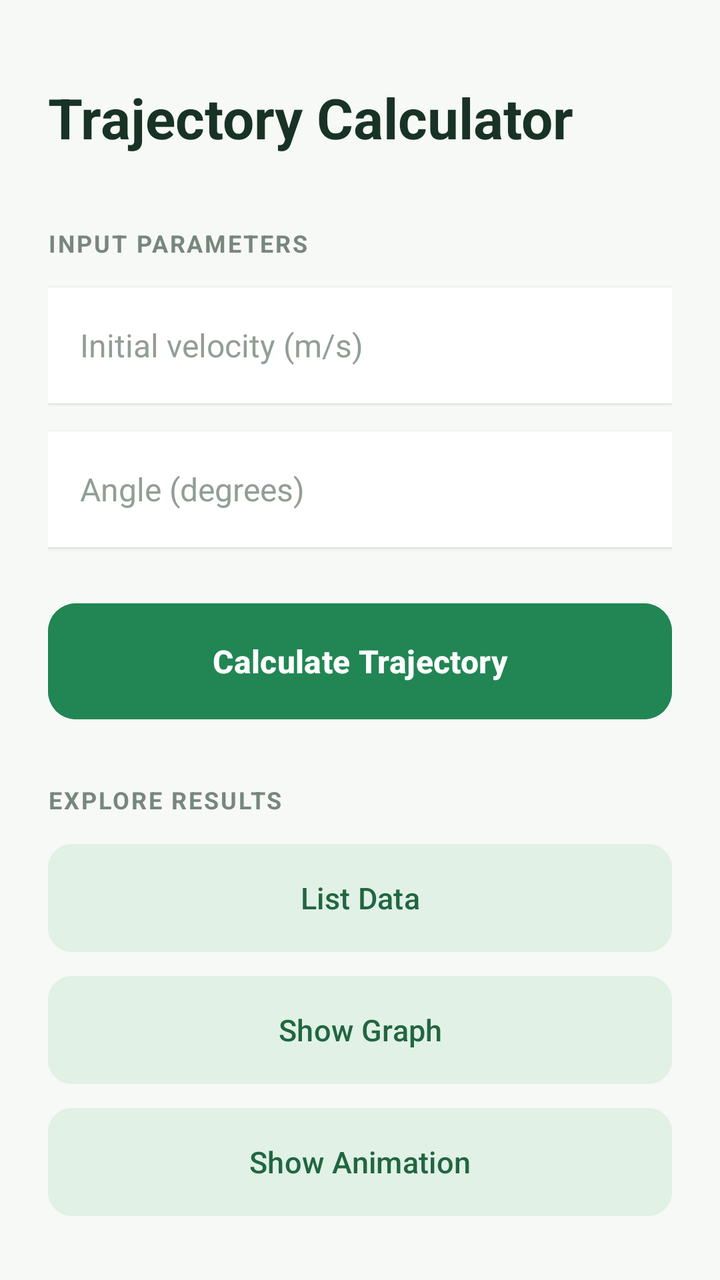
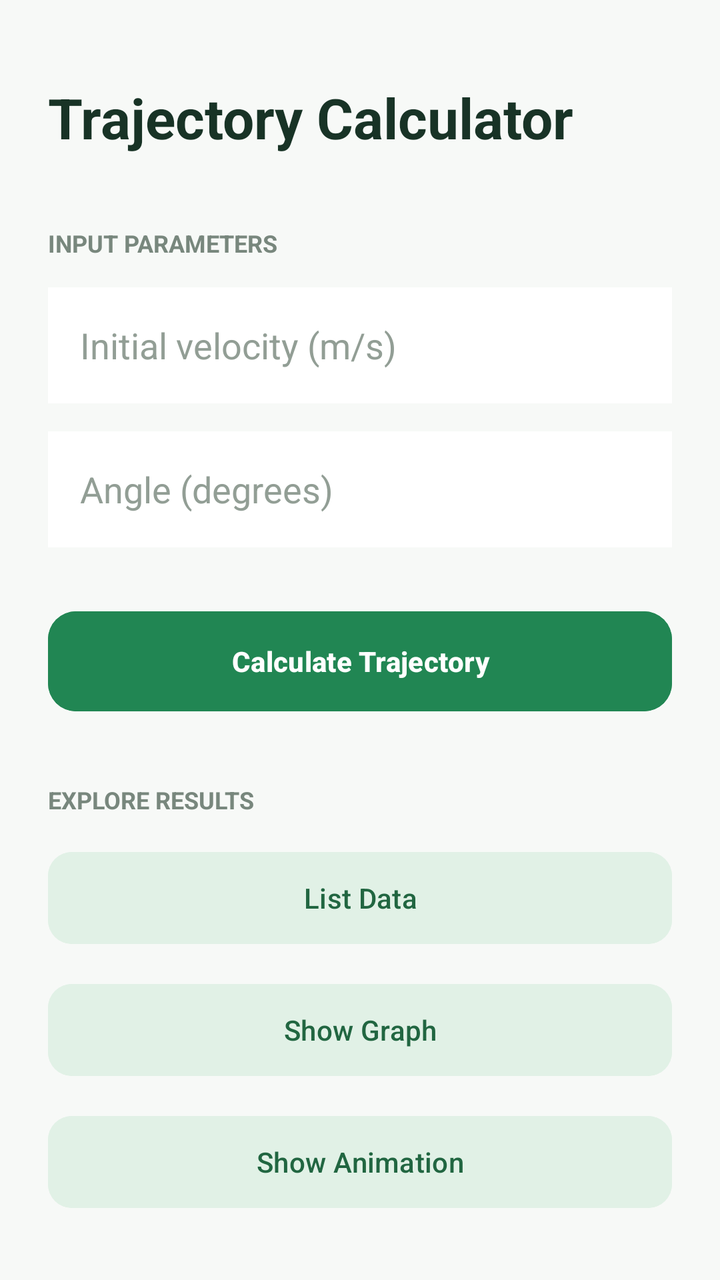

Two renders of the same Android screen: before a commit and after it. Below are the layout's source before the change and the commit's diff.
<!-- AndroidManifest.xml: application theme Theme.MTMP_Zadanie_1 -->
<!-- res/layout/activity_calculate_trajectory.xml -->
<?xml version="1.0" encoding="utf-8"?>
<ScrollView xmlns:android="http://schemas.android.com/apk/res/android"
    xmlns:app="http://schemas.android.com/apk/res-auto"
    xmlns:tools="http://schemas.android.com/tools"
    android:layout_width="match_parent"
    android:layout_height="match_parent"
    android:background="#F7F9F7"
    android:fillViewport="true"
    android:paddingStart="24dp"
    android:paddingEnd="24dp"
    tools:context=".CalculateTrajectory">

    <androidx.constraintlayout.widget.ConstraintLayout
        android:id="@+id/main"
        android:layout_width="match_parent"
        android:layout_height="wrap_content"
        android:paddingTop="40dp"
        android:paddingBottom="32dp">

        
        <TextView
            android:id="@+id/titleTrajectory"
            android:layout_width="0dp"
            android:layout_height="wrap_content"
            android:text="Trajectory Calculator"
            android:textColor="#183326"
            android:textSize="28sp"
            android:textStyle="bold"
            android:fontFamily="sans"
            app:layout_constraintStart_toStartOf="parent"
            app:layout_constraintEnd_toEndOf="parent"
            app:layout_constraintTop_toTopOf="parent" />

        
        <TextView
            android:id="@+id/inputSectionTitle"
            android:layout_width="wrap_content"
            android:layout_height="wrap_content"
            android:layout_marginTop="36dp"
            android:text="INPUT PARAMETERS"
            android:textColor="#78877D"
            android:textSize="12sp"
            android:textStyle="bold"
            android:letterSpacing="0.08"
            app:layout_constraintStart_toStartOf="parent"
            app:layout_constraintTop_toBottomOf="@id/titleTrajectory" />

        <EditText
            android:id="@+id/editTextInitialVelocity"
            android:layout_width="0dp"
            android:layout_height="58dp"
            android:layout_marginTop="14dp"
            android:background="#FFFFFF"
            android:paddingStart="16dp"
            android:paddingEnd="16dp"
            android:hint="Initial velocity (m/s)"
            android:inputType="numberDecimal|numberSigned"
            android:singleLine="true"
            android:textColor="#183326"
            android:textColorHint="#929E95"
            android:textSize="16sp"
            android:elevation="1dp"
            app:layout_constraintStart_toStartOf="parent"
            app:layout_constraintEnd_toEndOf="parent"
            app:layout_constraintTop_toBottomOf="@id/inputSectionTitle" />

        <EditText
            android:id="@+id/editTextAngle"
            android:layout_width="0dp"
            android:layout_height="58dp"
            android:layout_marginTop="14dp"
            android:background="#FFFFFF"
            android:paddingStart="16dp"
            android:paddingEnd="16dp"
            android:hint="Angle (degrees)"
            android:inputType="numberDecimal|numberSigned"
            android:singleLine="true"
            android:textColor="#183326"
            android:textColorHint="#929E95"
            android:textSize="16sp"
            android:elevation="1dp"
            app:layout_constraintStart_toStartOf="parent"
            app:layout_constraintEnd_toEndOf="parent"
            app:layout_constraintTop_toBottomOf="@id/editTextInitialVelocity" />

        
        <Button
            android:id="@+id/buttonCalculate"
            android:layout_width="0dp"
            android:layout_height="58dp"
            android:layout_marginTop="28dp"
            android:text="Calculate Trajectory"
            android:textAllCaps="false"
            android:textSize="16sp"
            android:textStyle="bold"
            android:textColor="#FFFFFF"
            android:backgroundTint="#218653"
            android:minHeight="0dp"
            android:insetTop="0dp"
            android:insetBottom="0dp"
            app:cornerRadius="14dp"
            app:layout_constraintStart_toStartOf="parent"
            app:layout_constraintEnd_toEndOf="parent"
            app:layout_constraintTop_toBottomOf="@id/editTextAngle" />

        
        <TextView
            android:id="@+id/resultsSectionTitle"
            android:layout_width="wrap_content"
            android:layout_height="wrap_content"
            android:layout_marginTop="32dp"
            android:text="EXPLORE RESULTS"
            android:textColor="#78877D"
            android:textSize="12sp"
            android:textStyle="bold"
            android:letterSpacing="0.08"
            app:layout_constraintStart_toStartOf="parent"
            app:layout_constraintTop_toBottomOf="@id/buttonCalculate" />

        <Button
            android:id="@+id/buttonList"
            android:layout_width="0dp"
            android:layout_height="54dp"
            android:layout_marginTop="14dp"
            android:text="List Data"
            android:textAllCaps="false"
            android:textSize="15sp"
            android:textColor="#216641"
            android:backgroundTint="#E1F1E6"
            android:minHeight="0dp"
            android:insetTop="0dp"
            android:insetBottom="0dp"
            app:cornerRadius="12dp"
            app:layout_constraintStart_toStartOf="parent"
            app:layout_constraintEnd_toEndOf="parent"
            app:layout_constraintTop_toBottomOf="@id/resultsSectionTitle" />

        <Button
            android:id="@+id/buttonGraph"
            android:layout_width="0dp"
            android:layout_height="54dp"
            android:layout_marginTop="12dp"
            android:text="Show Graph"
            android:textAllCaps="false"
            android:textSize="15sp"
            android:textColor="#216641"
            android:backgroundTint="#E1F1E6"
            android:minHeight="0dp"
            android:insetTop="0dp"
            android:insetBottom="0dp"
            app:cornerRadius="12dp"
            app:layout_constraintStart_toStartOf="parent"
            app:layout_constraintEnd_toEndOf="parent"
            app:layout_constraintTop_toBottomOf="@id/buttonList" />

        <Button
            android:id="@+id/buttonAnimation"
            android:layout_width="0dp"
            android:layout_height="54dp"
            android:layout_marginTop="12dp"
            android:text="Show Animation"
            android:textAllCaps="false"
            android:textSize="15sp"
            android:textColor="#216641"
            android:backgroundTint="#E1F1E6"
            android:minHeight="0dp"
            android:insetTop="0dp"
            android:insetBottom="0dp"
            app:cornerRadius="12dp"
            app:layout_constraintStart_toStartOf="parent"
            app:layout_constraintEnd_toEndOf="parent"
            app:layout_constraintTop_toBottomOf="@id/buttonGraph" />

    </androidx.constraintlayout.widget.ConstraintLayout>

</ScrollView>
<!-- resources referenced by this layout -->
<resources>
  <style name="Theme.MTMP_Zadanie_1" parent="Base.Theme.MTMP_Zadanie_1" />
  <style name="Base.Theme.MTMP_Zadanie_1" parent="Theme.Material3.DayNight.NoActionBar">
          
          
      </style>
</resources>

<!-- the commit's change to res/layout/activity_calculate_trajectory.xml (unified diff, before → after) -->
@@ -1,23 +1,19 @@
 <?xml version="1.0" encoding="utf-8"?>
 <ScrollView xmlns:android="http://schemas.android.com/apk/res/android"
     xmlns:app="http://schemas.android.com/apk/res-auto"
-    xmlns:tools="http://schemas.android.com/tools"
     android:layout_width="match_parent"
     android:layout_height="match_parent"
     android:background="#F7F9F7"
     android:fillViewport="true"
-    android:paddingStart="24dp"
-    android:paddingEnd="24dp"
-    tools:context=".CalculateTrajectory">
+    android:padding="24dp">
 
     <androidx.constraintlayout.widget.ConstraintLayout
         android:id="@+id/main"
         android:layout_width="match_parent"
         android:layout_height="wrap_content"
-        android:paddingTop="40dp"
-        android:paddingBottom="32dp">
+        android:paddingTop="16dp"
+        android:paddingBottom="8dp">
 
-        
         <TextView
             android:id="@+id/titleTrajectory"
             android:layout_width="0dp"
@@ -26,12 +22,10 @@
             android:textColor="#183326"
             android:textSize="28sp"
             android:textStyle="bold"
-            android:fontFamily="sans"
+            app:layout_constraintTop_toTopOf="parent"
             app:layout_constraintStart_toStartOf="parent"
-            app:layout_constraintEnd_toEndOf="parent"
-            app:layout_constraintTop_toTopOf="parent" />
+            app:layout_constraintEnd_toEndOf="parent" />
 
-        
         <TextView
             android:id="@+id/inputSectionTitle"
             android:layout_width="wrap_content"
@@ -41,9 +35,8 @@
             android:textColor="#78877D"
             android:textSize="12sp"
             android:textStyle="bold"
-            android:letterSpacing="0.08"
-            app:layout_constraintStart_toStartOf="parent"
-            app:layout_constraintTop_toBottomOf="@id/titleTrajectory" />
+            app:layout_constraintTop_toBottomOf="@id/titleTrajectory"
+            app:layout_constraintStart_toStartOf="parent" />
 
         <EditText
             android:id="@+id/editTextInitialVelocity"
@@ -51,18 +44,15 @@
             android:layout_height="58dp"
             android:layout_marginTop="14dp"
             android:background="#FFFFFF"
-            android:paddingStart="16dp"
-            android:paddingEnd="16dp"
+            android:paddingHorizontal="16dp"
             android:hint="Initial velocity (m/s)"
             android:inputType="numberDecimal|numberSigned"
             android:singleLine="true"
             android:textColor="#183326"
             android:textColorHint="#929E95"
-            android:textSize="16sp"
-            android:elevation="1dp"
+            app:layout_constraintTop_toBottomOf="@id/inputSectionTitle"
             app:layout_constraintStart_toStartOf="parent"
-            app:layout_constraintEnd_toEndOf="parent"
-            app:layout_constraintTop_toBottomOf="@id/inputSectionTitle" />
+            app:layout_constraintEnd_toEndOf="parent" />
 
         <EditText
             android:id="@+id/editTextAngle"
@@ -70,20 +60,16 @@
             android:layout_height="58dp"
             android:layout_marginTop="14dp"
             android:background="#FFFFFF"
-            android:paddingStart="16dp"
-            android:paddingEnd="16dp"
+            android:paddingHorizontal="16dp"
             android:hint="Angle (degrees)"
             android:inputType="numberDecimal|numberSigned"
             android:singleLine="true"
             android:textColor="#183326"
             android:textColorHint="#929E95"
-            android:textSize="16sp"
-            android:elevation="1dp"
+            app:layout_constraintTop_toBottomOf="@id/editTextInitialVelocity"
             app:layout_constraintStart_toStartOf="parent"
-            app:layout_constraintEnd_toEndOf="parent"
-            app:layout_constraintTop_toBottomOf="@id/editTextInitialVelocity" />
+            app:layout_constraintEnd_toEndOf="parent" />
 
-        
         <Button
             android:id="@+id/buttonCalculate"
             android:layout_width="0dp"
@@ -91,19 +77,14 @@
             android:layout_marginTop="28dp"
             android:text="Calculate Trajectory"
             android:textAllCaps="false"
-            android:textSize="16sp"
             android:textStyle="bold"
             android:textColor="#FFFFFF"
             android:backgroundTint="#218653"
-            android:minHeight="0dp"
-            android:insetTop="0dp"
-            android:insetBottom="0dp"
             app:cornerRadius="14dp"
+            app:layout_constraintTop_toBottomOf="@id/editTextAngle"
             app:layout_constraintStart_toStartOf="parent"
-            app:layout_constraintEnd_toEndOf="parent"
-            app:layout_constraintTop_toBottomOf="@id/editTextAngle" />
+            app:layout_constraintEnd_toEndOf="parent" />
 
-        
         <TextView
             android:id="@+id/resultsSectionTitle"
             android:layout_width="wrap_content"
@@ -113,9 +94,8 @@
             android:textColor="#78877D"
             android:textSize="12sp"
             android:textStyle="bold"
-            android:letterSpacing="0.08"
-            app:layout_constraintStart_toStartOf="parent"
-            app:layout_constraintTop_toBottomOf="@id/buttonCalculate" />
+            app:layout_constraintTop_toBottomOf="@id/buttonCalculate"
+            app:layout_constraintStart_toStartOf="parent" />
 
         <Button
             android:id="@+id/buttonList"
@@ -124,16 +104,12 @@
             android:layout_marginTop="14dp"
             android:text="List Data"
             android:textAllCaps="false"
-            android:textSize="15sp"
             android:textColor="#216641"
             android:backgroundTint="#E1F1E6"
-            android:minHeight="0dp"
-            android:insetTop="0dp"
-            android:insetBottom="0dp"
             app:cornerRadius="12dp"
+            app:layout_constraintTop_toBottomOf="@id/resultsSectionTitle"
             app:layout_constraintStart_toStartOf="parent"
-            app:layout_constraintEnd_toEndOf="parent"
-            app:layout_constraintTop_toBottomOf="@id/resultsSectionTitle" />
+            app:layout_constraintEnd_toEndOf="parent" />
 
         <Button
             android:id="@+id/buttonGraph"
@@ -142,16 +118,12 @@
             android:layout_marginTop="12dp"
             android:text="Show Graph"
             android:textAllCaps="false"
-            android:textSize="15sp"
             android:textColor="#216641"
             android:backgroundTint="#E1F1E6"
-            android:minHeight="0dp"
-            android:insetTop="0dp"
-            android:insetBottom="0dp"
             app:cornerRadius="12dp"
+            app:layout_constraintTop_toBottomOf="@id/buttonList"
             app:layout_constraintStart_toStartOf="parent"
-            app:layout_constraintEnd_toEndOf="parent"
-            app:layout_constraintTop_toBottomOf="@id/buttonList" />
+            app:layout_constraintEnd_toEndOf="parent" />
 
         <Button
             android:id="@+id/buttonAnimation"
@@ -160,16 +132,12 @@
             android:layout_marginTop="12dp"
             android:text="Show Animation"
             android:textAllCaps="false"
-            android:textSize="15sp"
             android:textColor="#216641"
             android:backgroundTint="#E1F1E6"
-            android:minHeight="0dp"
-            android:insetTop="0dp"
-            android:insetBottom="0dp"
             app:cornerRadius="12dp"
+            app:layout_constraintTop_toBottomOf="@id/buttonGraph"
             app:layout_constraintStart_toStartOf="parent"
-            app:layout_constraintEnd_toEndOf="parent"
-            app:layout_constraintTop_toBottomOf="@id/buttonGraph" />
+            app:layout_constraintEnd_toEndOf="parent" />
 
     </androidx.constraintlayout.widget.ConstraintLayout>
 
